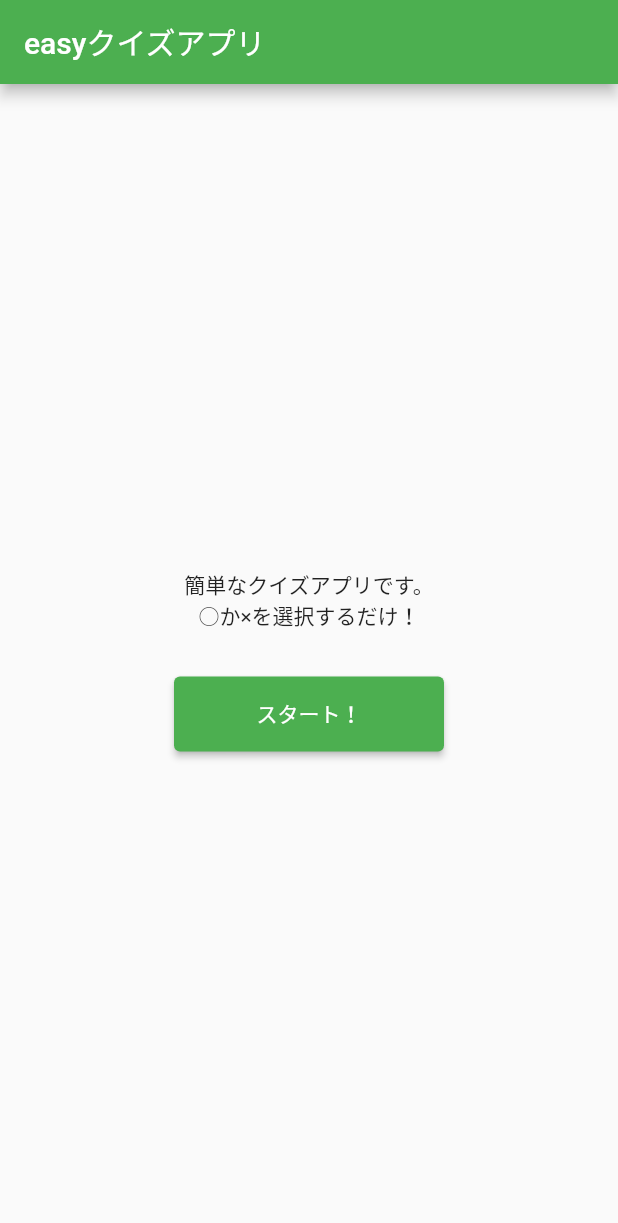
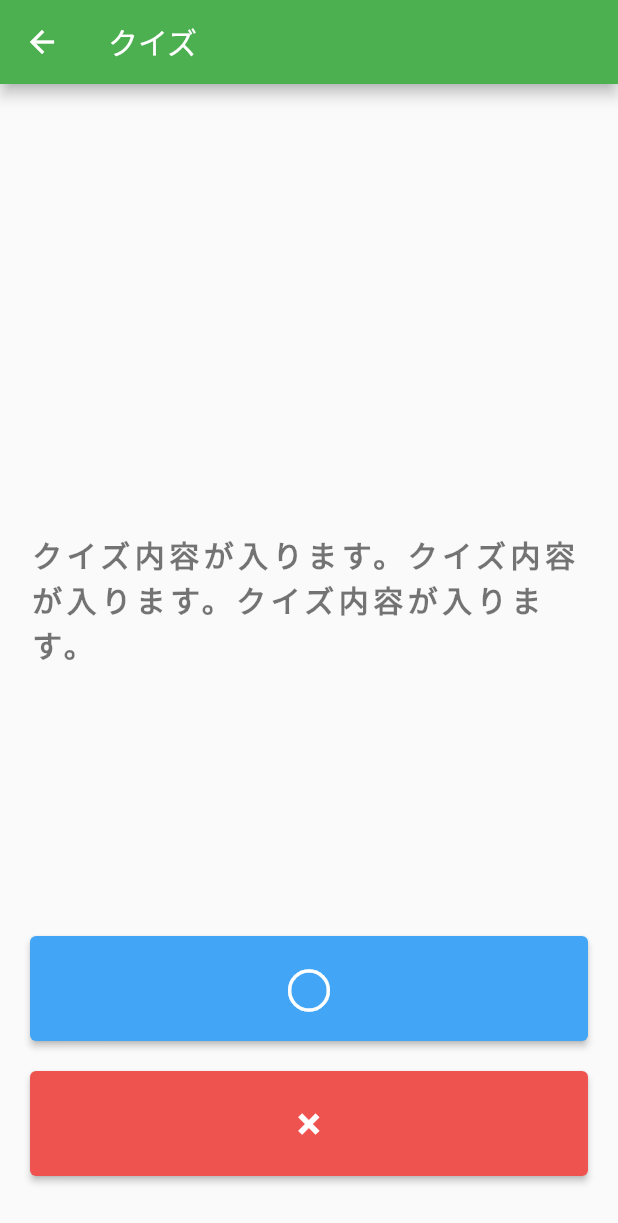
Before and after one commit to sa8a/quiz_app, a Flutter app: the screen it shows after launch, after a tap on "スタート！", on a phone screen of 412 x 824 dp. Shown: the top 1223 px of the screen. Run offline on Flutter 3.47's test engine with Material 2 defaults, Android fonts, the phone set to English and light mode, and no system bars.

Commit message:
add: クイズ画面を追加

```diff
--- /dev/null
+++ b/lib/screens/quiz_page.dart
@@ -0,0 +1,78 @@
+import 'package:flutter/material.dart';
+
+// クイズ画面
+class QuizPage extends StatelessWidget {
+  const QuizPage({super.key});
+
+  @override
+  Widget build(BuildContext context) {
+    return Scaffold(
+      appBar: AppBar(title: const Text('クイズ')),
+      body: Padding(
+        padding: const EdgeInsets.symmetric(horizontal: 20, vertical: 40),
+        child: Stack(
+          children: [
+            Column(
+              mainAxisAlignment: MainAxisAlignment.center,
+              children: const [
+                Text(
+                  'クイズ内容が入ります。クイズ内容が入ります。クイズ内容が入ります。',
+                  style: TextStyle(
+                    color: Colors.black54,
+                    fontSize: 20,
+                    fontWeight: FontWeight.bold,
+                    letterSpacing: 3.0,
+                  ),
+                ),
+                SizedBox(height: 80),
+              ],
+            ),
+            Align(
+              alignment: Alignment.bottomCenter,
+              child: Column(
+                mainAxisSize: MainAxisSize.min,
+                children: [
+                  SizedBox(
+                    width: double.infinity,
+                    height: 70,
+                    child: ElevatedButton(
+                      style: ElevatedButton.styleFrom(
+                        backgroundColor: Colors.blue[400],
+                      ),
+                      onPressed: () {},
+                      child: const Text(
+                        '○',
+                        style: TextStyle(
+                          fontSize: 30,
+                          fontWeight: FontWeight.bold,
+                        ),
+                      ),
+                    ),
+                  ),
+                  const SizedBox(height: 20),
+                  SizedBox(
+                    width: double.infinity,
+                    height: 70,
+                    child: ElevatedButton(
+                      style: ElevatedButton.styleFrom(
+                        backgroundColor: Colors.red[400],
+                      ),
+                      onPressed: () {},
+                      child: const Text(
+                        '×',
+                        style: TextStyle(
+                          fontSize: 30,
+                          fontWeight: FontWeight.bold,
+                        ),
+                      ),
+                    ),
+                  ),
+                ],
+              ),
+            ),
+          ],
+        ),
+      ),
+    );
+  }
+}
--- a/lib/screens/start_page.dart
+++ b/lib/screens/start_page.dart
@@ -1,4 +1,5 @@
 import 'package:flutter/material.dart';
+import 'package:quiz_app/screens/quiz_page.dart';
 
 // 起動画面
 class StartPage extends StatelessWidget {
@@ -12,8 +13,16 @@ class StartPage extends StatelessWidget {
         child: Column(
           mainAxisAlignment: MainAxisAlignment.center,
           children: [
-            const Text('簡単なクイズアプリです。'),
-            const Text('○か×を選択するだけ！'),
+            const Text(
+              '簡単なクイズアプリです。\n ○か×を選択するだけ！\n（全3問）',
+              textAlign: TextAlign.center,
+              style: TextStyle(
+                color: Colors.black54,
+                fontSize: 20,
+                fontWeight: FontWeight.bold,
+                letterSpacing: 3.0,
+              ),
+            ),
             const SizedBox(height: 30),
             SizedBox(
               width: 180,
@@ -22,7 +31,12 @@ class StartPage extends StatelessWidget {
                 style: ElevatedButton.styleFrom(
                   backgroundColor: Colors.green,
                 ),
-                onPressed: () {},
+                onPressed: () {
+                  Navigator.push(
+                    context,
+                    MaterialPageRoute(builder: (context) => const QuizPage()),
+                  );
+                },
                 child: const Text('スタート！'),
               ),
             )
```
